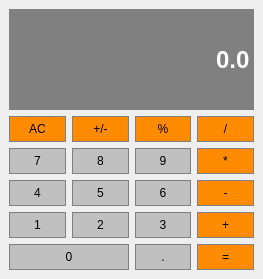
First picture: the form in calqulator.ui, repository danxuZhang/Calqulator, before the edit.
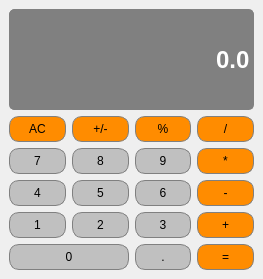
Second picture: the form after the edit.

Commit message: Change button color and border radius

```diff
--- a/calqulator.ui
+++ b/calqulator.ui
@@ -13,6 +13,11 @@
   <property name="windowTitle">
    <string>Calqulator</string>
   </property>
+  <property name="styleSheet">
+   <string notr="true">Calqulator {
+	background: #0F0F0F
+}</string>
+  </property>
   <widget class="QWidget" name="centralwidget">
    <layout class="QGridLayout" name="gridLayout">
     <item row="3" column="0">
@@ -28,6 +33,7 @@
 	background-color: #C0C0C0;
 	border: 1px solid gray;
 	padding: 5px;
+	border-radius: 10px;
 }
 QPushButton:pressed {
 	background-color: #A9A9A9;
@@ -53,6 +59,7 @@
 	background-color: #FF8C00;
 	border: 1px solid gray;
 	padding: 5px;
+	border-radius: 10px;
 }
 QPushButton:pressed {
 	background-color: #A9A9A9;
@@ -78,6 +85,7 @@
 	background-color: #C0C0C0;
 	border: 1px solid gray;
 	padding: 5px;
+	border-radius: 10px;
 }
 QPushButton:pressed {
 	background-color: #A9A9A9;
@@ -103,6 +111,7 @@
 	background-color: #C0C0C0;
 	border: 1px solid gray;
 	padding: 5px;
+	border-radius: 10px;
 }
 QPushButton:pressed {
 	background-color: #A9A9A9;
@@ -128,6 +137,7 @@
 	background-color: #C0C0C0;
 	border: 1px solid gray;
 	padding: 5px;
+	border-radius: 10px;
 }
 QPushButton:pressed {
 	background-color: #A9A9A9;
@@ -153,6 +163,7 @@
 	background-color: #FF8C00;
 	border: 1px solid gray;
 	padding: 5px;
+	border-radius: 10px;
 }
 QPushButton:pressed {
 	background-color: #A9A9A9;
@@ -178,6 +189,7 @@
 	background-color: #C0C0C0;
 	border: 1px solid gray;
 	padding: 5px;
+	border-radius: 10px;
 }
 QPushButton:pressed {
 	background-color: #A9A9A9;
@@ -203,6 +215,7 @@
 	background-color: #C0C0C0;
 	border: 1px solid gray;
 	padding: 5px;
+	border-radius: 10px;
 }
 QPushButton:pressed {
 	background-color: #A9A9A9;
@@ -228,6 +241,7 @@
 	background-color: #C0C0C0;
 	border: 1px solid gray;
 	padding: 5px;
+	border-radius: 10px;
 }
 QPushButton:pressed {
 	background-color: #A9A9A9;
@@ -253,6 +267,7 @@
 	background-color: #C0C0C0;
 	border: 1px solid gray;
 	padding: 5px;
+	border-radius: 10px;
 }
 QPushButton:pressed {
 	background-color: #A9A9A9;
@@ -278,6 +293,7 @@
 	background-color: #C0C0C0;
 	border: 1px solid gray;
 	padding: 5px;
+	border-radius: 10px;
 }
 QPushButton:pressed {
 	background-color: #A9A9A9;
@@ -303,6 +319,7 @@
 	background-color: #C0C0C0;
 	border: 1px solid gray;
 	padding: 5px;
+	border-radius: 10px;
 }
 QPushButton:pressed {
 	background-color: #A9A9A9;
@@ -328,6 +345,7 @@
 	background-color: #FF8C00;
 	border: 1px solid gray;
 	padding: 5px;
+	border-radius: 10px;
 }
 QPushButton:pressed {
 	background-color: #A9A9A9;
@@ -353,6 +371,7 @@
 	background-color: #FF8C00;
 	border: 1px solid gray;
 	padding: 5px;
+	border-radius: 10px;
 }
 QPushButton:pressed {
 	background-color: #A9A9A9;
@@ -378,6 +397,7 @@
 	background-color: #FF8C00;
 	border: 1px solid gray;
 	padding: 5px;
+	border-radius: 10px;
 }
 QPushButton:pressed {
 	background-color: #A9A9A9;
@@ -403,6 +423,7 @@
 	background-color: #FF8C00;
 	border: 1px solid gray;
 	padding: 5px;
+	border-radius: 10px;
 }
 QPushButton:pressed {
 	background-color: #A9A9A9;
@@ -428,6 +449,7 @@
 	background-color: #FF8C00;
 	border: 1px solid gray;
 	padding: 5px;
+	border-radius: 10px;
 }
 QPushButton:pressed {
 	background-color: #A9A9A9;
@@ -453,6 +475,7 @@
 	background-color: #C0C0C0;
 	border: 1px solid gray;
 	padding: 5px;
+	border-radius: 10px;
 }
 QPushButton:pressed {
 	background-color: #A9A9A9;
@@ -472,6 +495,7 @@
 	background-color: #FF8C00;
 	border: 1px solid gray;
 	padding: 5px;
+	border-radius: 10px;
 }
 QPushButton:pressed {
 	background-color: #A9A9A9;
@@ -504,6 +528,7 @@
 	background-color: gray;
 	border: 1px solid gray;
 	color: #FFFFFF;
+	border-radius: 5px;
 }</string>
       </property>
       <property name="text">
```
Left out of the diff: 19 changed lines with no effect on the pictures.
